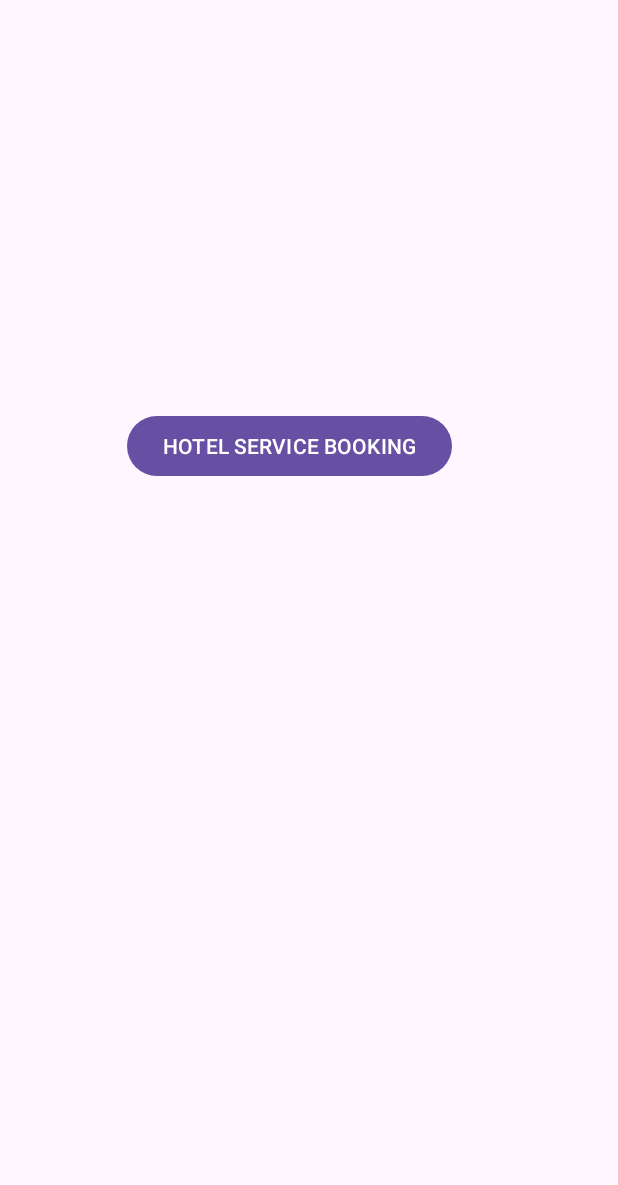
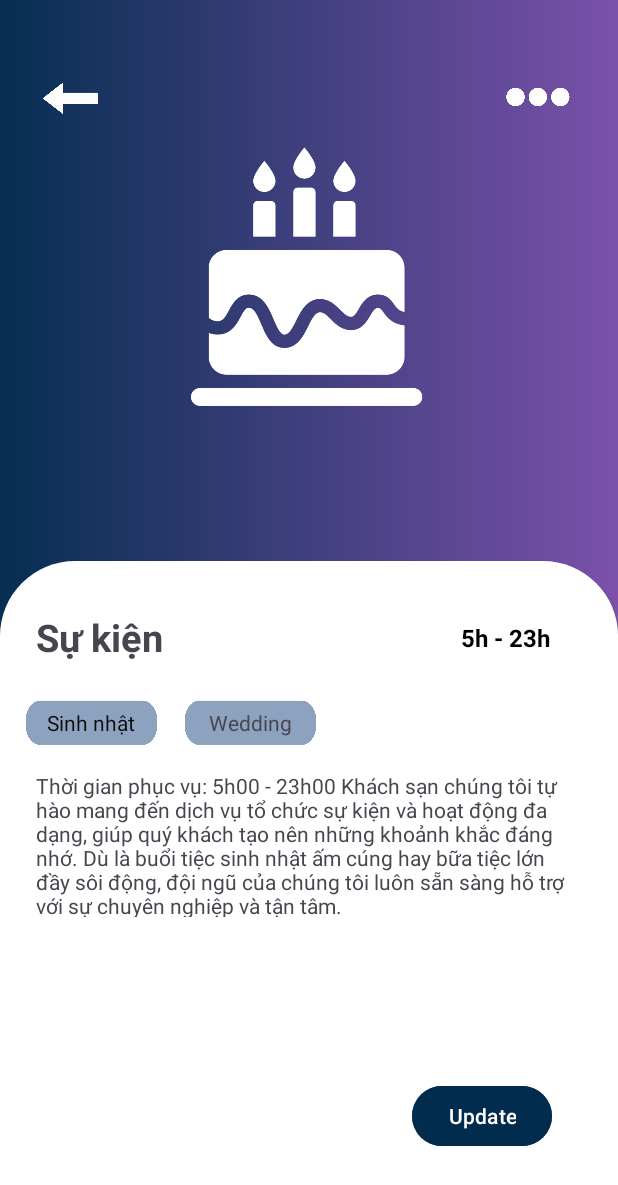
Before and after one commit to NguyenHuyen0410/HSM, an Android app: the screen it shows after launch (MainActivity), on a phone screen of 412 x 824 dp. Shown: the top 1185 px of the screen. Run offline under Robolectric (Android 15) with nearby library versions, the phone set to English and light mode, and no system bars.

Commit message:
category_update

```diff
--- a/app/src/main/java/com/example/hsb/MainActivity.java
+++ b/app/src/main/java/com/example/hsb/MainActivity.java
@@ -14,11 +14,6 @@ public class MainActivity extends AppCompatActivity {
     protected void onCreate(Bundle savedInstanceState) {
         super.onCreate(savedInstanceState);
         EdgeToEdge.enable(this);
-        setContentView(R.layout.activity_main);
-        ViewCompat.setOnApplyWindowInsetsListener(findViewById(R.id.main), (v, insets) -> {
-            Insets systemBars = insets.getInsets(WindowInsetsCompat.Type.systemBars());
-            v.setPadding(systemBars.left, systemBars.top, systemBars.right, systemBars.bottom);
-            return insets;
-        });
+        setContentView(R.layout.activity_category_detail);
     }
 }
--- /dev/null
+++ b/app/src/main/res/drawable/detail_page.xml
@@ -0,0 +1,8 @@
+<?xml version="1.0" encoding="utf-8"?>
+<shape xmlns:android="http://schemas.android.com/apk/res/android">
+    <gradient android:startColor="#ffffff"
+        android:endColor="#ffffff">
+    </gradient>
+    <corners android:topLeftRadius="50dp"
+        android:topRightRadius="50dp"></corners>
+</shape>
--- /dev/null
+++ b/app/src/main/res/drawable/white_background.xml
@@ -0,0 +1,4 @@
+<?xml version="1.0" encoding="utf-8"?>
+<shape xmlns:android="http://schemas.android.com/apk/res/android">
+<corners android:radius="15dp"/>
+</shape>
--- /dev/null
+++ b/app/src/main/res/layout/activity_category_detail.xml
@@ -0,0 +1,129 @@
+<?xml version="1.0" encoding="utf-8"?>
+<androidx.constraintlayout.widget.ConstraintLayout xmlns:android="http://schemas.android.com/apk/res/android"
+    xmlns:app="http://schemas.android.com/apk/res-auto"
+    xmlns:tools="http://schemas.android.com/tools"
+    android:layout_width="match_parent"
+    android:layout_height="match_parent"
+    android:background="@drawable/bg1">
+
+    <ImageView
+        android:id="@+id/imageView"
+        android:layout_width="37dp"
+        android:layout_height="42dp"
+        android:layout_marginStart="28dp"
+        android:layout_marginTop="44dp"
+        app:layout_constraintStart_toStartOf="parent"
+        app:layout_constraintTop_toTopOf="parent"
+        app:srcCompat="@drawable/arrow" />
+
+    <ImageView
+        android:id="@+id/imageView2"
+        android:layout_width="43dp"
+        android:layout_height="17dp"
+        android:layout_marginTop="56dp"
+        android:layout_marginEnd="32dp"
+        app:layout_constraintEnd_toEndOf="parent"
+        app:layout_constraintTop_toTopOf="parent"
+        app:srcCompat="@drawable/three_dots" />
+
+    <androidx.constraintlayout.widget.ConstraintLayout
+        android:id="@+id/constraintLayout"
+        android:layout_width="0dp"
+        android:layout_height="450dp"
+        android:background="@drawable/detail_page"
+        app:layout_constraintBottom_toBottomOf="parent"
+        app:layout_constraintEnd_toEndOf="parent"
+        app:layout_constraintHorizontal_bias="0.0"
+        app:layout_constraintStart_toStartOf="parent">
+
+        <TextView
+            android:id="@+id/textView"
+            android:layout_width="90dp"
+            android:layout_height="32dp"
+            android:layout_marginStart="16dp"
+            android:layout_marginTop="92dp"
+            android:background="@drawable/button"
+            android:backgroundTint="#8DA2BF"
+            android:gravity="center"
+            android:text="Sinh nhật"
+            android:textColor="#0C0C0C"
+            app:layout_constraintEnd_toEndOf="parent"
+            app:layout_constraintHorizontal_bias="0.0"
+            app:layout_constraintStart_toStartOf="parent"
+            app:layout_constraintTop_toTopOf="parent" />
+
+        <TextView
+            android:id="@+id/textView2"
+            android:layout_width="90dp"
+            android:layout_height="32dp"
+            android:layout_marginStart="16dp"
+            android:background="@drawable/button"
+            android:backgroundTint="#8DA2BF"
+            android:gravity="center"
+            android:text="Wedding"
+            app:layout_constraintBottom_toBottomOf="@+id/textView"
+            app:layout_constraintStart_toEndOf="@+id/textView"
+            app:layout_constraintTop_toTopOf="@+id/textView" />
+
+        <TextView
+            android:id="@+id/textView4"
+            android:layout_width="wrap_content"
+            android:layout_height="wrap_content"
+            android:layout_marginStart="8dp"
+            android:layout_marginBottom="24dp"
+            android:text="Sự kiện"
+            android:textSize="25dp"
+            android:textStyle="bold"
+            app:layout_constraintBottom_toTopOf="@+id/textView"
+            app:layout_constraintStart_toStartOf="@+id/textView" />
+
+        <TextView
+            android:id="@+id/textView5"
+            android:layout_width="wrap_content"
+            android:layout_height="wrap_content"
+            android:text="5h - 23h"
+            android:textColor="@color/black"
+            android:textSize="16sp"
+            android:textStyle="bold"
+            app:layout_constraintBottom_toBottomOf="@+id/textView4"
+            app:layout_constraintEnd_toEndOf="parent"
+            app:layout_constraintHorizontal_bias="0.815"
+            app:layout_constraintStart_toEndOf="@+id/textView4"
+            app:layout_constraintTop_toTopOf="@+id/textView4" />
+
+        <TextView
+            android:id="@+id/textView7"
+            android:layout_width="361dp"
+            android:layout_height="97dp"
+            android:layout_marginStart="8dp"
+            android:layout_marginTop="16dp"
+            android:text="Thời gian phục vụ: 5h00 - 23h00 Khách sạn chúng tôi tự hào mang đến dịch vụ tổ chức sự kiện và hoạt động đa dạng, giúp quý khách tạo nên những khoảnh khắc đáng nhớ. Dù là buổi tiệc sinh nhật ấm cúng hay bữa tiệc lớn đầy sôi động, đội ngũ của chúng tôi luôn sẵn sàng hỗ trợ với sự chuyên nghiệp và tận tâm."
+            app:layout_constraintStart_toStartOf="@+id/textView"
+            app:layout_constraintTop_toBottomOf="@+id/textView" />
+
+        <Button
+            android:id="@+id/button2"
+            android:layout_width="wrap_content"
+            android:layout_height="wrap_content"
+            android:layout_marginBottom="56dp"
+            android:backgroundTint="#022C4E"
+            android:text="Update"
+            app:layout_constraintBottom_toBottomOf="parent"
+            app:layout_constraintEnd_toEndOf="parent"
+            app:layout_constraintHorizontal_bias="0.861"
+            app:layout_constraintStart_toStartOf="parent" />
+
+    </androidx.constraintlayout.widget.ConstraintLayout>
+
+    <ImageView
+        android:id="@+id/imageView4"
+        android:layout_width="163dp"
+        android:layout_height="300dp"
+        android:layout_marginTop="36dp"
+        android:adjustViewBounds="true"
+        android:scaleType="fitCenter"
+        app:layout_constraintEnd_toEndOf="parent"
+        app:layout_constraintStart_toStartOf="parent"
+        app:layout_constraintTop_toTopOf="parent"
+        app:srcCompat="@drawable/cake" />
+</androidx.constraintlayout.widget.ConstraintLayout>
--- a/app/src/main/res/layout/activity_category_service.xml
+++ b/app/src/main/res/layout/activity_category_service.xml
@@ -9,7 +9,7 @@
         android:layout_width="match_parent"
         android:layout_height="120dp"
         android:layout_marginLeft="30dp"
-        android:layout_marginTop="30dp"
+        android:layout_marginTop="50dp"
         android:layout_marginRight="30dp"
         app:cardCornerRadius="18dp">
 
```
Also changed, not shown: app/src/main/res/layout/activity_category_up.xml (added, +380 -0 lines), app/src/main/res/drawable/arrow.png (added), app/src/main/res/drawable/arrow_black.png (added), app/src/main/res/drawable/button.png (added), app/src/main/res/drawable/celebration.png (added), app/src/main/res/drawable/minus.png (added), app/src/main/res/drawable/plus.png (added), app/src/main/res/drawable/ring.png (added), app/src/main/res/drawable/three_dots.png (added), app/src/main/res/font/custom_font.ttf (deleted).
